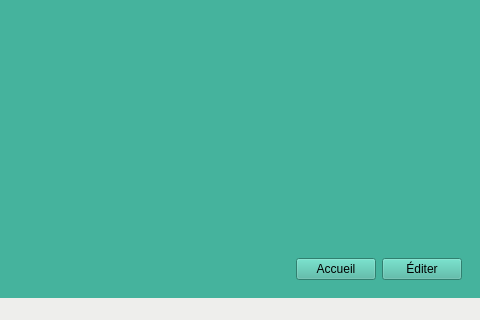
Above: eco-classroom/ihmecoclassroom.ui from bts-lasalle-avignon-projets/eco-classroom-2022 before the change; both pictures show x 291 to 771 and y 356 to 676 of the 771 by 676 pixel window. Below: the same form after it.
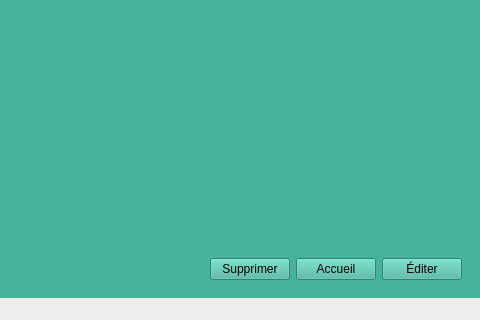
That is the form after the change.

Commit message: ECO22-47 Ajout la méthode supprimerSalle

Diff of the .ui file:
```diff
--- a/eco-classroom/ihmecoclassroom.ui
+++ b/eco-classroom/ihmecoclassroom.ui
@@ -395,6 +395,13 @@
               </property>
              </spacer>
             </item>
+            <item>
+             <widget class="QPushButton" name="buttonSupprimer">
+              <property name="text">
+               <string>Supprimer</string>
+              </property>
+             </widget>
+            </item>
             <item>
              <widget class="QPushButton" name="buttonAccueil">
               <property name="text">
```
Left out of the diff: 2 changed lines with no effect on the pictures. The commit also changes 2 other files.
